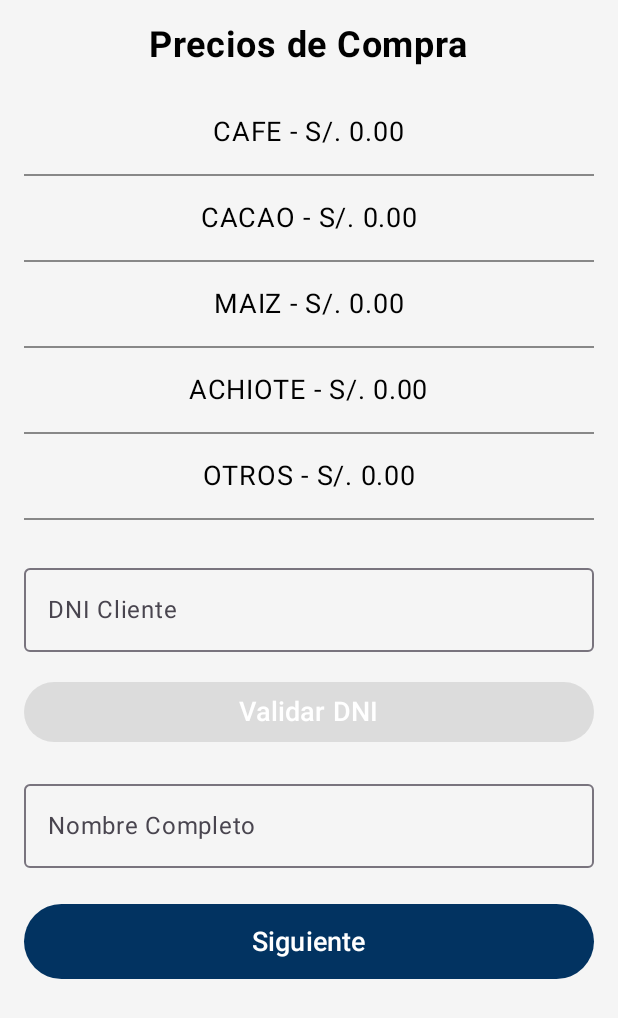
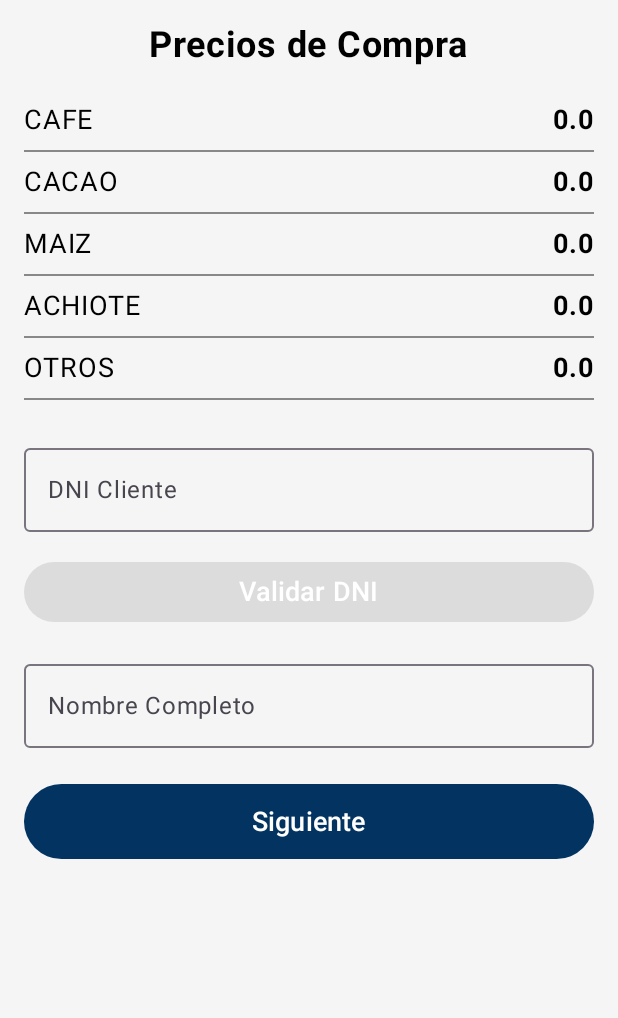
Before and after one commit to giordan23/AliagaAppKotlin, an Android app built with Jetpack Compose: the IngresarClientePage screen opened through its navigation route, on a phone screen of 412 x 824 dp. Shown: the top 1018 px of the screen. Run offline under Robolectric (Android 15) with nearby library versions, the phone set to English and light mode, and no system bars.

Commit message:
modal agregar producto

```diff
--- a/app/src/main/java/com/example/aliagaapp/components/compras/IngresarClientePage.kt
+++ b/app/src/main/java/com/example/aliagaapp/components/compras/IngresarClientePage.kt
@@ -48,17 +48,13 @@ fun IngresarClientePage(
                     .fillMaxWidth()
                     .padding(vertical = 8.dp)
                     .clickable {
-                        val encodedProducto = java.net.URLEncoder.encode(producto.nombreProducto.name, "UTF-8")
+                        val encodedProducto = producto.nombreProducto.name
                         navController.navigate("actualizarPrecio/$encodedProducto")
                     },
-                verticalAlignment = Alignment.CenterVertically,
-                horizontalArrangement = Arrangement.Center
+                horizontalArrangement = Arrangement.SpaceBetween
             ) {
-                Text(
-                    text = "${producto.nombreProducto.name} - S/. ${"%.2f".format(producto.precio)}",
-                    fontSize = 18.sp,
-                    modifier = Modifier.padding(vertical = 8.dp)
-                )
+                Text(text = producto.nombreProducto.name, fontSize = 18.sp)
+                Text(text = "${producto.precio}", fontSize = 18.sp, fontWeight = FontWeight.Bold)
             }
             Divider(color = Color.Gray)
         }
@@ -104,7 +100,7 @@ fun IngresarClientePage(
 
         // Botón "Siguiente"
         Button(
-            onClick = { navController.navigate("productosCompra")             },
+            onClick = { navController.navigate("productosCompra") },
             colors = ButtonDefaults.buttonColors(containerColor = MaterialTheme.colorScheme.primary),
             modifier = Modifier
                 .fillMaxWidth()
--- a/app/src/main/java/com/example/aliagaapp/main/AppNavHost.kt
+++ b/app/src/main/java/com/example/aliagaapp/main/AppNavHost.kt
@@ -10,6 +10,7 @@ import androidx.navigation.navArgument
 import com.example.aliagaapp.components.compras.IngresarClientePage
 import com.example.aliagaapp.components.compras.ProductosCompraPage
 import com.example.aliagaapp.components.precios.ActualizarPrecioPage
+import com.example.aliagaapp.components.productos.AgregarProductoModal
 import com.example.aliagaapp.viewmodel.ProductoViewModel
 
 @Composable
@@ -19,7 +20,7 @@ fun AppNavHost(modifier: Modifier = Modifier, navController: androidx.navigation
     NavHost(navController = navController, startDestination = "main", modifier = modifier) {
         composable("main") { MainPage(navController) }
         composable("compras") { IngresarClientePage(navController, productViewModel) }
-        composable("productosCompra") {ProductosCompraPage(navController)}
+        composable("productosCompra") { ProductosCompraPage(navController, productViewModel) }
         composable(
             route = "actualizarPrecio/{producto}",
             arguments = listOf(navArgument("producto") { type = NavType.StringType })
@@ -27,5 +28,16 @@ fun AppNavHost(modifier: Modifier = Modifier, navController: androidx.navigation
             val producto = backStackEntry.arguments?.getString("producto") ?: ""
             ActualizarPrecioPage(navController, producto, productViewModel)
         }
+        composable("agregarProducto") {
+            AgregarProductoModal(
+                productoEnCompra = null,
+                onDismiss = { navController.popBackStack() },
+                onSave = { productoEnCompra ->
+                    // Manejar la lógica de guardar producto en compra aquí
+                    navController.popBackStack()
+                },
+                productosDisponibles = productViewModel.productos
+            )
+        }
     }
 }
--- a/app/src/main/java/com/example/aliagaapp/viewmodel/ProductoViewModel.kt
+++ b/app/src/main/java/com/example/aliagaapp/viewmodel/ProductoViewModel.kt
@@ -12,4 +12,10 @@ class ProductoViewModel : ViewModel() {
         Producto(Producto.NombreProducto.ACHIOTE, 0.00),
         Producto(Producto.NombreProducto.OTROS, 0.00)
     )
+    fun actualizarPrecio(nombreProducto: Producto.NombreProducto, nuevoPrecio: Double) {
+        val index = productos.indexOfFirst { it.nombreProducto == nombreProducto }
+        if (index != -1) {
+            productos[index] = productos[index].copy(precio = nuevoPrecio)
+        }
+    }
 }
```
Also changed, not shown: app/src/main/java/com/example/aliagaapp/components/compras/ProductosCompraPage.kt (+3 -6 lines), app/src/main/java/com/example/aliagaapp/components/productos/AgregarProductoModal.kt (+7 -5 lines).
